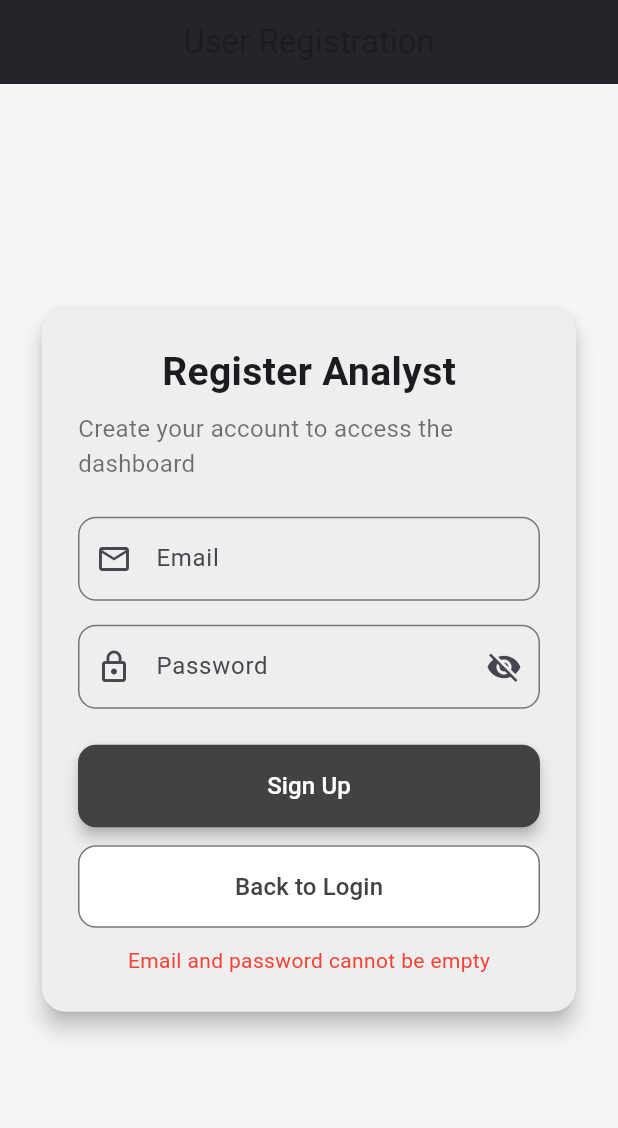
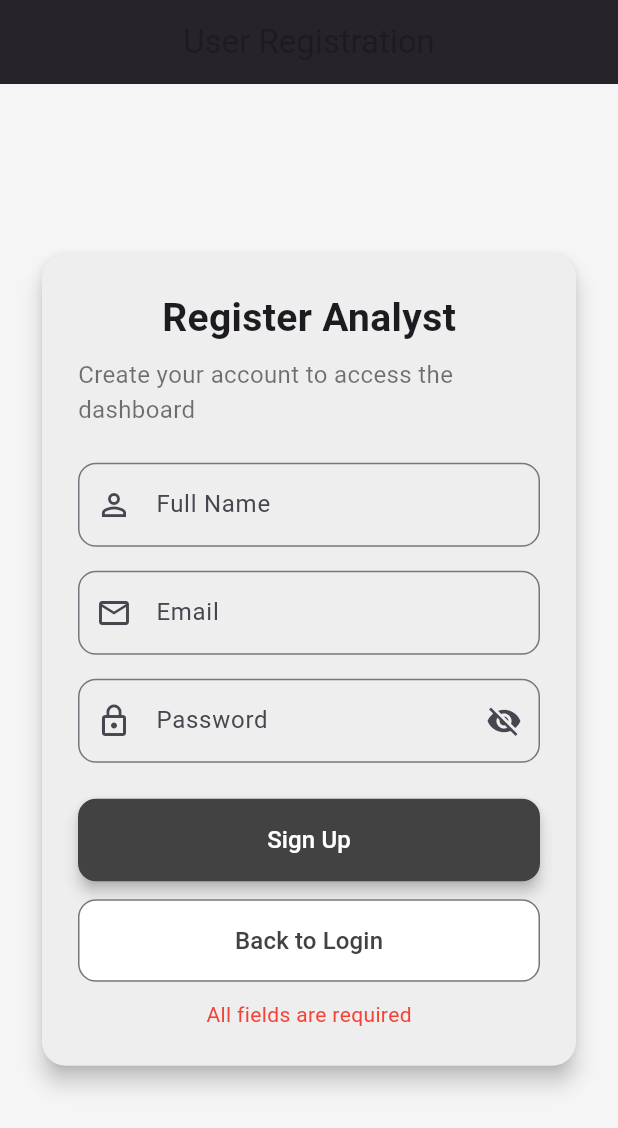
Before and after one commit to LaibaRazi/WaterQualityMonitoring_FYP, a Flutter app: the screen it shows after launch, after a tap on "Login", after a tap on "Create Account", after a tap on "Sign Up", on a phone screen of 412 x 824 dp. Shown: the top 1128 px of the screen. Run offline on Flutter 3.47's test engine with Material 3 defaults, Android fonts, the phone set to English and light mode, and no system bars; our stand-ins replace cloud_firestore, firebase_auth, firebase_core, image_picker; missing offline and left inert: tflite_flutter; accounts and stored records are empty; network calls fail.

Commit message:
Firebase and signup setup in perfect manner

```diff
--- a/lib/auth/login_page.dart
+++ b/lib/auth/login_page.dart
@@ -12,6 +12,53 @@ class _LoginPageState extends State<LoginPage> {
   final TextEditingController passwordController = TextEditingController();
 
   String? errorMessage;
+
+  /// Create default admin if not exists
+  Future<void> createDefaultAdminIfNotExists() async {
+    try {
+      // Check Users collection for admin role
+      final adminCheck = await FirebaseFirestore.instance
+          .collection('Users')
+          .where('role', isEqualTo: 'admin')
+          .limit(1)
+          .get();
+
+      if (adminCheck.docs.isNotEmpty) {
+        return; // Admin already exists
+      }
+
+      UserCredential? adminCredential;
+
+      // Try sign-in for admin (in case account exists only in Auth)
+      try {
+        adminCredential = await FirebaseAuth.instance
+            .signInWithEmailAndPassword(
+          email: 'admin@gmail.com',
+          password: 'admin123',
+        );
+      } catch (e) {
+        // If sign-in fails, create admin account
+        adminCredential = await FirebaseAuth.instance
+            .createUserWithEmailAndPassword(
+          email: 'admin@gmail.com',
+          password: 'admin123',
+        );
+      }
+
+      final adminUid = adminCredential.user!.uid;
+
+      // Save admin info in Firestore
+      await FirebaseFirestore.instance.collection('Users').doc(adminUid).set({
+        'email': 'admin@gmail.com',
+        'fullName': 'Admin',
+        'role': 'admin',
+        'status': 'active',
+        'createdAt': FieldValue.serverTimestamp(),
+      });
+    } catch (e) {
+      print("Admin creation error: $e");
+    }
+  }
 
   /// Login user with Firebase Auth and redirect by role
   Future<void> loginUser() async {
@@ -31,7 +78,7 @@ class _LoginPageState extends State<LoginPage> {
 
       // Get role from Firestore
       final doc = await FirebaseFirestore.instance
-          .collection("users")
+          .collection("Users")
           .doc(userCredential.user!.uid)
           .get();
 
@@ -149,11 +196,12 @@ class _LoginPageState extends State<LoginPage> {
                   ),
                   const SizedBox(height: 12),
 
-                  /// Signup Redirect
+                  /// Create Account + Auto Admin Setup
                   SizedBox(
                     width: double.infinity,
                     child: OutlinedButton(
-                      onPressed: () {
+                      onPressed: () async {
+                        await createDefaultAdminIfNotExists();
                         Navigator.pushReplacementNamed(context, '/signup');
                       },
                       style: OutlinedButton.styleFrom(
--- a/lib/auth/signup_page.dart
+++ b/lib/auth/signup_page.dart
@@ -11,7 +11,9 @@ class SignUpPage extends StatefulWidget {
 }
 
 class _SignUpPageState extends State<SignUpPage> {
+
   final TextEditingController emailController = TextEditingController();
+  final TextEditingController fullNameController = TextEditingController(); // NEW FIELD
   final TextEditingController passwordController = TextEditingController();
 
   String? errorMessage;
@@ -20,27 +22,37 @@ class _SignUpPageState extends State<SignUpPage> {
   Future<void> registerUser() async {
     try {
       String email = emailController.text.trim();
+      String fullName = fullNameController.text.trim();
       String password = passwordController.text.trim();
 
-      if (email.isEmpty || password.isEmpty) {
-        setState(() => errorMessage = "Email and password cannot be empty");
+      if (email.isEmpty || password.isEmpty || fullName.isEmpty) {
+        setState(() => errorMessage = "All fields are required");
         return;
       }
 
-      final userCredential = await FirebaseAuth.instance.createUserWithEmailAndPassword(email: email, password: password);
+      final userCredential = await FirebaseAuth.instance
+          .createUserWithEmailAndPassword(email: email, password: password);
+
       final uid = userCredential.user!.uid;
 
-      await FirebaseFirestore.instance.collection('users').doc(uid).set({
+      await FirebaseFirestore.instance.collection('Users').doc(uid).set({
         'email': email,
+        'fullName': fullName,          // NEW FIELD
         'role': "analyst",
+        'status': "pending_verification",            // NEW FIELD
         'createdAt': FieldValue.serverTimestamp(),
       });
 
       emailController.clear();
+      fullNameController.clear();
       passwordController.clear();
 
-      ScaffoldMessenger.of(context).showSnackBar(const SnackBar(content: Text("Analyst Registered Successfully")));
+      ScaffoldMessenger.of(context).showSnackBar(
+          const SnackBar(content: Text("Analyst Registered Successfully"))
+      );
+
       Navigator.pushReplacementNamed(context, '/');
+
     } on FirebaseAuthException catch (e) {
       setState(() => errorMessage = e.message);
     } catch (e) {
@@ -48,11 +60,17 @@ class _SignUpPageState extends State<SignUpPage> {
     }
   }
 
+
   @override
   Widget build(BuildContext context) {
     return Scaffold(
       backgroundColor: Colors.grey[100],
-      appBar: AppBar(title: const Text("User Registration"), backgroundColor: Colors.grey[900], centerTitle: true, elevation: 2),
+      appBar: AppBar(
+        title: const Text("User Registration"),
+        backgroundColor: Colors.grey[900],
+        centerTitle: true,
+        elevation: 2,
+      ),
       body: Center(
         child: SingleChildScrollView(
           padding: const EdgeInsets.symmetric(horizontal: 24.0, vertical: 16),
@@ -63,24 +81,92 @@ class _SignUpPageState extends State<SignUpPage> {
             child: Padding(
               padding: const EdgeInsets.all(24.0),
               child: Column(mainAxisSize: MainAxisSize.min, children: [
-                const Text("Register Analyst", style: TextStyle(fontSize: 26, fontWeight: FontWeight.bold)),
+
+                const Text("Register Analyst",
+                    style: TextStyle(fontSize: 26, fontWeight: FontWeight.bold)),
                 const SizedBox(height: 8),
-                const Text("Create your account to access the dashboard", style: TextStyle(fontSize: 16, color: Colors.black54)),
+                const Text("Create your account to access the dashboard",
+                    style: TextStyle(fontSize: 16, color: Colors.black54)),
                 const SizedBox(height: 24),
-                TextField(controller: emailController, decoration: InputDecoration(labelText: "Email", border: OutlineInputBorder(borderRadius: BorderRadius.circular(12)), prefixIcon: const Icon(Icons.email_outlined)), keyboardType: TextInputType.emailAddress),
+
+                // FULL NAME FIELD
+                TextField(
+                  controller: fullNameController,
+                  decoration: InputDecoration(
+                      labelText: "Full Name",
+                      border: OutlineInputBorder(borderRadius: BorderRadius.circular(12)),
+                      prefixIcon: const Icon(Icons.person_outline)),
+                ),
                 const SizedBox(height: 16),
-                TextField(controller: passwordController, obscureText: _obscurePassword, decoration: InputDecoration(labelText: "Password", border: OutlineInputBorder(borderRadius: BorderRadius.circular(12)), prefixIcon: const Icon(Icons.lock_outline), suffixIcon: IconButton(icon: Icon(_obscurePassword ? Icons.visibility_off : Icons.visibility), onPressed: () => setState(() => _obscurePassword = !_obscurePassword)))),
+
+                TextField(
+                  controller: emailController,
+                  decoration: InputDecoration(
+                      labelText: "Email",
+                      border: OutlineInputBorder(borderRadius: BorderRadius.circular(12)),
+                      prefixIcon: const Icon(Icons.email_outlined)),
+                  keyboardType: TextInputType.emailAddress,
+                ),
+                const SizedBox(height: 16),
+
+                TextField(
+                  controller: passwordController,
+                  obscureText: _obscurePassword,
+                  decoration: InputDecoration(
+                    labelText: "Password",
+                    border: OutlineInputBorder(borderRadius: BorderRadius.circular(12)),
+                    prefixIcon: const Icon(Icons.lock_outline),
+                    suffixIcon: IconButton(
+                      icon: Icon(_obscurePassword ? Icons.visibility_off : Icons.visibility),
+                      onPressed: () => setState(() => _obscurePassword = !_obscurePassword),
+                    ),
+                  ),
+                ),
+
                 const SizedBox(height: 24),
+
                 SizedBox(
                   width: double.infinity,
-                  child: ElevatedButton(onPressed: registerUser, style: ElevatedButton.styleFrom(backgroundColor: Colors.grey[800], padding: const EdgeInsets.symmetric(vertical: 16), shape: RoundedRectangleBorder(borderRadius: BorderRadius.circular(12)), elevation: 4), child: const Text("Sign Up", style: TextStyle(fontSize: 16, color: Colors.white))),
+                  child: ElevatedButton(
+                    onPressed: registerUser,
+                    style: ElevatedButton.styleFrom(
+                      backgroundColor: Colors.grey[800],
+                      padding: const EdgeInsets.symmetric(vertical: 16),
+                      shape: RoundedRectangleBorder(
+                          borderRadius: BorderRadius.circular(12)),
+                      elevation: 4,
+                    ),
+                    child: const Text("Sign Up",
+                        style: TextStyle(fontSize: 16, color: Colors.white)),
+                  ),
                 ),
+
                 const SizedBox(height: 12),
+
                 SizedBox(
                   width: double.infinity,
-                  child: ElevatedButton(onPressed: () => Navigator.pushReplacementNamed(context, '/'), style: ElevatedButton.styleFrom(backgroundColor: Colors.white, padding: const EdgeInsets.symmetric(vertical: 16), shape: RoundedRectangleBorder(borderRadius: BorderRadius.circular(12), side: BorderSide(color: Colors.grey.shade600)), elevation: 0), child: Text("Back to Login", style: TextStyle(fontSize: 16, color: Colors.grey[800]))),
+                  child: ElevatedButton(
+                    onPressed: () => Navigator.pushReplacementNamed(context, '/'),
+                    style: ElevatedButton.styleFrom(
+                      backgroundColor: Colors.white,
+                      padding: const EdgeInsets.symmetric(vertical: 16),
+                      shape: RoundedRectangleBorder(
+                        borderRadius: BorderRadius.circular(12),
+                        side: BorderSide(color: Colors.grey.shade600),
+                      ),
+                      elevation: 0,
+                    ),
+                    child: Text("Back to Login",
+                        style: TextStyle(fontSize: 16, color: Colors.grey[800])),
+                  ),
                 ),
-                if (errorMessage != null && errorMessage!.isNotEmpty) Padding(padding: const EdgeInsets.only(top: 12), child: Text(errorMessage!, style: const TextStyle(color: Colors.red))),
+
+                if (errorMessage != null && errorMessage!.isNotEmpty)
+                  Padding(
+                    padding: const EdgeInsets.only(top: 12),
+                    child: Text(errorMessage!,
+                        style: const TextStyle(color: Colors.red)),
+                  ),
               ]),
             ),
           ),
--- a/lib/home_page.dart
+++ b/lib/home_page.dart
@@ -35,7 +35,7 @@ class _HomePageState extends State<HomePage> {
     }
 
     final infoDoc =
-    await FirebaseFirestore.instance.collection("infouser").doc(uid).get();
+    await FirebaseFirestore.instance.collection("User").doc(uid).get();
 
     if (infoDoc.exists) {
       name = infoDoc['name'];
@@ -101,7 +101,7 @@ class _HomePageState extends State<HomePage> {
             ElevatedButton(
               onPressed: () async {
                 await FirebaseFirestore.instance
-                    .collection("infouser")
+                    .collection("User")
                     .doc(uid)
                     .set({
                   "email": email,
@@ -260,6 +260,7 @@ class _HomePageState extends State<HomePage> {
                       subtitle: Text("Role: ${analyst['role']}",
                           style: TextStyle(color: Colors.black54)),
                     ),
+
                   );
                 },
               );
--- a/lib/tflite_helper.dart
+++ b/lib/tflite_helper.dart
@@ -8,7 +8,7 @@ class WaterQualityModel {
   /// Async factory constructor to initialize interpreter
   static Future<WaterQualityModel> create() async {
     final model = WaterQualityModel._();
-    model._interpreter = await Interpreter.fromAsset('assets/water_quality_model.tflite');
+    model._interpreter = await Interpreter.fromAsset('assets/water_model.tflite');
     return model;
   }
 
--- a/pubspec.yaml
+++ b/pubspec.yaml
@@ -37,4 +37,4 @@ dev_dependencies:
 flutter:
   uses-material-design: true
   assets:
-    - assets/water_quality_model.tflite
+    - assets/water_model.tflite
```
Also changed, not shown: lib/dashboards/create_report.dart (+161 -141 lines), 1 other file.
